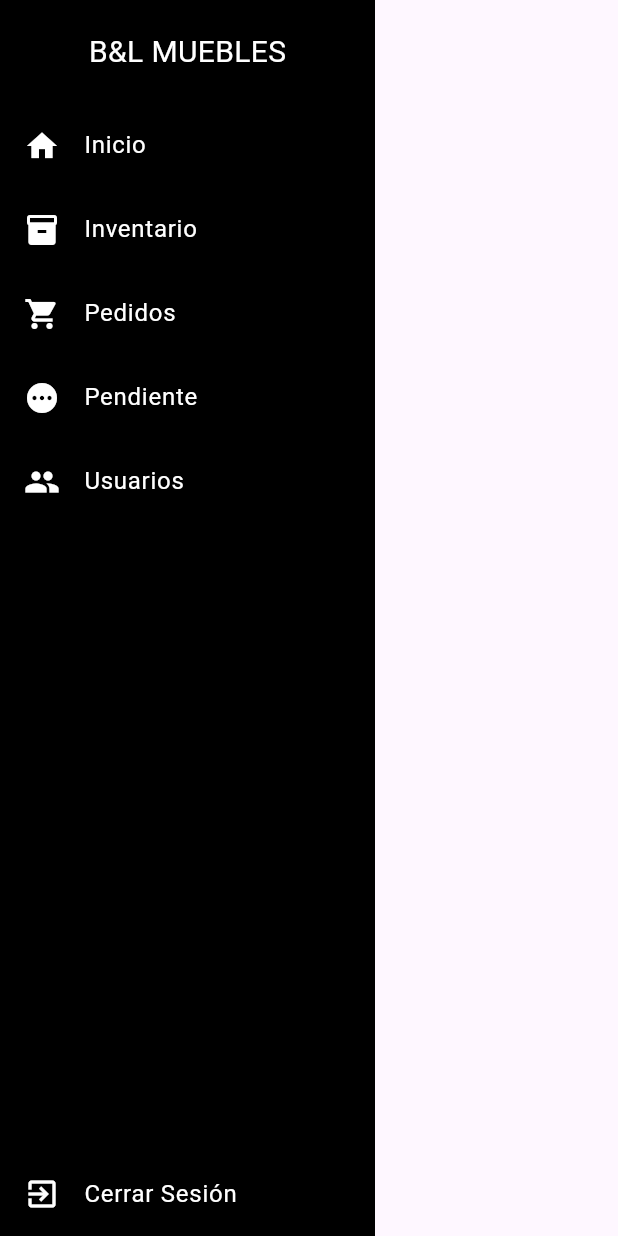
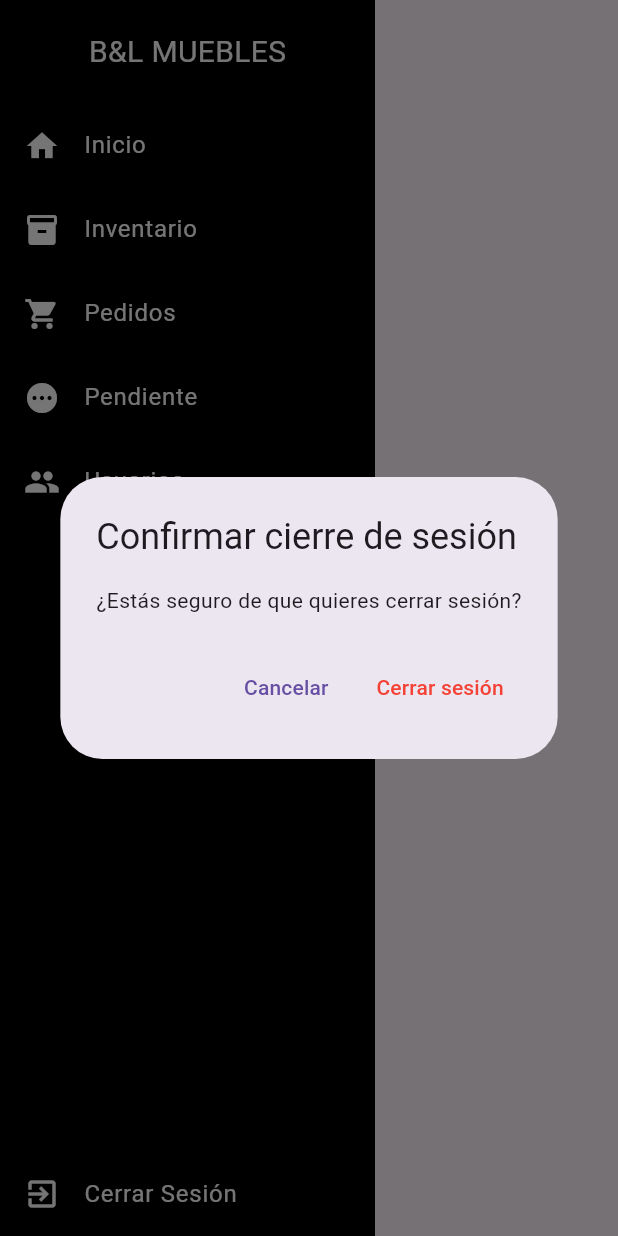
Before and after one commit to YerayJim/inventario_muebleria_byl, a Flutter app: the Sidebar widget shown alone on an empty page, opened directly, after a tap on "Cerrar Sesión", on a phone screen of 412 x 824 dp. Run offline on Flutter 3.47's test engine with Material 3 defaults, Android fonts, the phone set to English and light mode, and no system bars; our stand-ins replace cloud_firestore, firebase_auth, firebase_core; accounts and stored records are empty.

```diff
--- a/lib/modules/dashboard/widgets/sidebar.dart
+++ b/lib/modules/dashboard/widgets/sidebar.dart
@@ -1,6 +1,39 @@
 import 'package:flutter/material.dart';
+import 'package:firebase_auth/firebase_auth.dart';
 
 class Sidebar extends StatelessWidget {
+  const Sidebar({super.key});
+
+  void _confirmSignOut(BuildContext context) {
+    showDialog(
+      context: context,
+      builder: (BuildContext context) {
+        return AlertDialog(
+          title: Text("Confirmar cierre de sesión"),
+          content: Text("¿Estás seguro de que quieres cerrar sesión?"),
+          actions: [
+            TextButton(
+              onPressed: () => Navigator.pop(context), // Cerrar el diálogo
+              child: Text("Cancelar"),
+            ),
+            TextButton(
+              onPressed: () {
+                Navigator.pop(context); // Cerrar el diálogo
+                _signOut(context); // Cerrar sesión
+              },
+              child: Text("Cerrar sesión", style: TextStyle(color: Colors.red)),
+            ),
+          ],
+        );
+      },
+    );
+  }
+
+  void _signOut(BuildContext context) async {
+    await FirebaseAuth.instance.signOut();
+    Navigator.pushReplacementNamed(context, '/login'); // Regresa al login
+  }
+
   @override
   Widget build(BuildContext context) {
     return Container(
@@ -9,28 +42,28 @@ class Sidebar extends StatelessWidget {
       child: Column(
         children: [
           const SizedBox(height: 20),
-          Text("B&L MUEBLES",
-              style: TextStyle(color: Colors.white, fontSize: 20)),
+          Text(
+            "B&L MUEBLES",
+            style: TextStyle(color: Colors.white, fontSize: 20),
+          ),
           const SizedBox(height: 20),
-          _sidebarItem(Icons.home, "Inicio"),
-          _sidebarItem(Icons.inventory, "Inventario"),
-          _sidebarItem(Icons.shopping_cart, "Pedidos"),
-          _sidebarItem(Icons.pending, "Pendiente"),
-          _sidebarItem(Icons.people, "Usuarios"),
+          _sidebarItem(Icons.home, "Inicio", () {}),
+          _sidebarItem(Icons.inventory, "Inventario", () {}),
+          _sidebarItem(Icons.shopping_cart, "Pedidos", () {}),
+          _sidebarItem(Icons.pending, "Pendiente", () {}),
+          _sidebarItem(Icons.people, "Usuarios", () {}),
           Spacer(),
-          _sidebarItem(Icons.exit_to_app, "Cerrar Sesión"),
+          _sidebarItem(Icons.exit_to_app, "Cerrar Sesión", () => _confirmSignOut(context)),
         ],
       ),
     );
   }
 
-  Widget _sidebarItem(IconData icon, String title) {
+  Widget _sidebarItem(IconData icon, String title, VoidCallback onTap) {
     return ListTile(
       leading: Icon(icon, color: Colors.white),
       title: Text(title, style: TextStyle(color: Colors.white)),
-      onTap: () {
-        // Aquí puedes agregar la navegación
-      },
+      onTap: onTap,
     );
   }
 }
--- a/lib/routes/app_routes.dart
+++ b/lib/routes/app_routes.dart
@@ -3,6 +3,6 @@ import '../modules/auth/views/login_page.dart';
 import '../modules/dashboard/views/dashboard_screen.dart';
 
 final Map<String, WidgetBuilder> appRoutes = {
-  '/login': (BuildContext context) => login_page(), // Verifica que la clase exista
+  '/login': (BuildContext context) => LoginScreen(), // Verifica que la clase exista
   '/dashboard': (BuildContext context) => DashboardScreen(),
 };
--- a/lib/screens/login_screen.dart
+++ b/lib/screens/login_screen.dart
@@ -6,7 +6,6 @@ class LoginScreen extends StatefulWidget {
   const LoginScreen({super.key});
 
   @override
-  // ignore: library_private_types_in_public_api
   _LoginScreenState createState() => _LoginScreenState();
 }
 
@@ -19,6 +18,7 @@ class _LoginScreenState extends State<LoginScreen> {
     String email = _emailController.text.trim();
     String password = _passwordController.text.trim();
 
+    // Verifica si los campos están vacíos
     if (email.isEmpty || password.isEmpty) {
       _showError("Por favor, completa todos los campos.");
       return;
@@ -26,8 +26,8 @@ class _LoginScreenState extends State<LoginScreen> {
 
     try {
       await _auth.signInWithEmailAndPassword(email: email, password: password);
-      // Navegar a la siguiente pantalla después de iniciar sesión exitosamente
-      Navigator.pushReplacementNamed(context, '/home');
+      // Navegar a la pantalla del dashboard después de iniciar sesión exitosamente
+      Navigator.pushReplacementNamed(context, '/dashboard');
     } catch (e) {
       _showError("Error al iniciar sesión. Verifica tus credenciales.");
     }
```
Also changed, not shown: lib/modules/auth/controllers/auth_controller.dart (+23 -2 lines).
